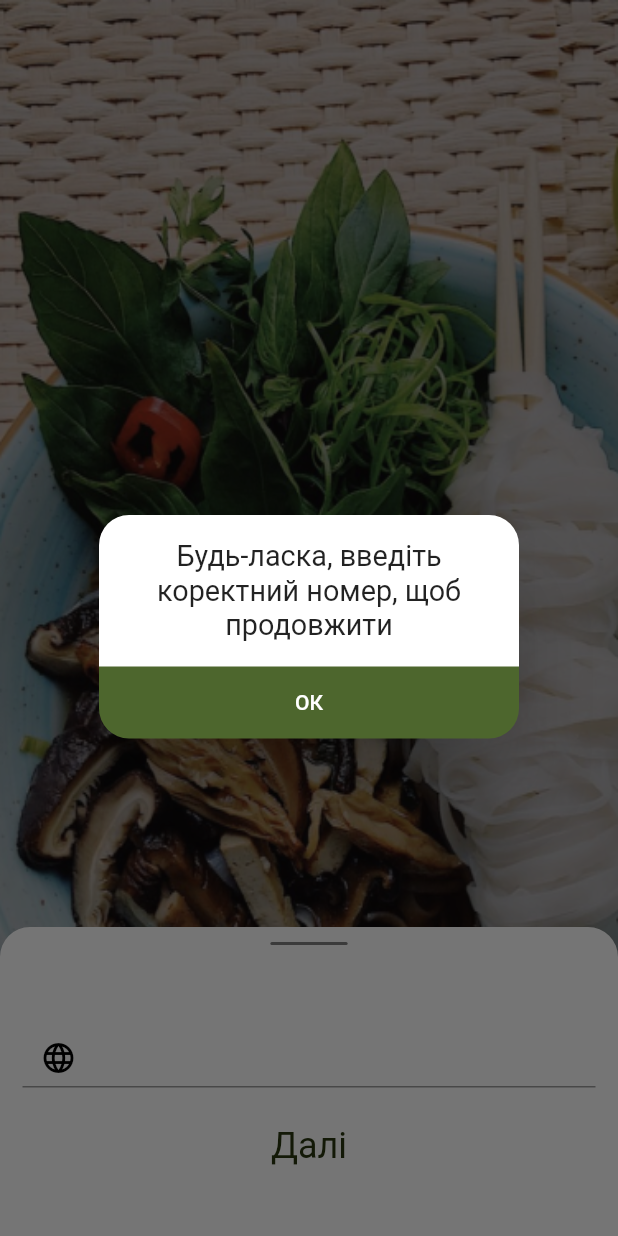
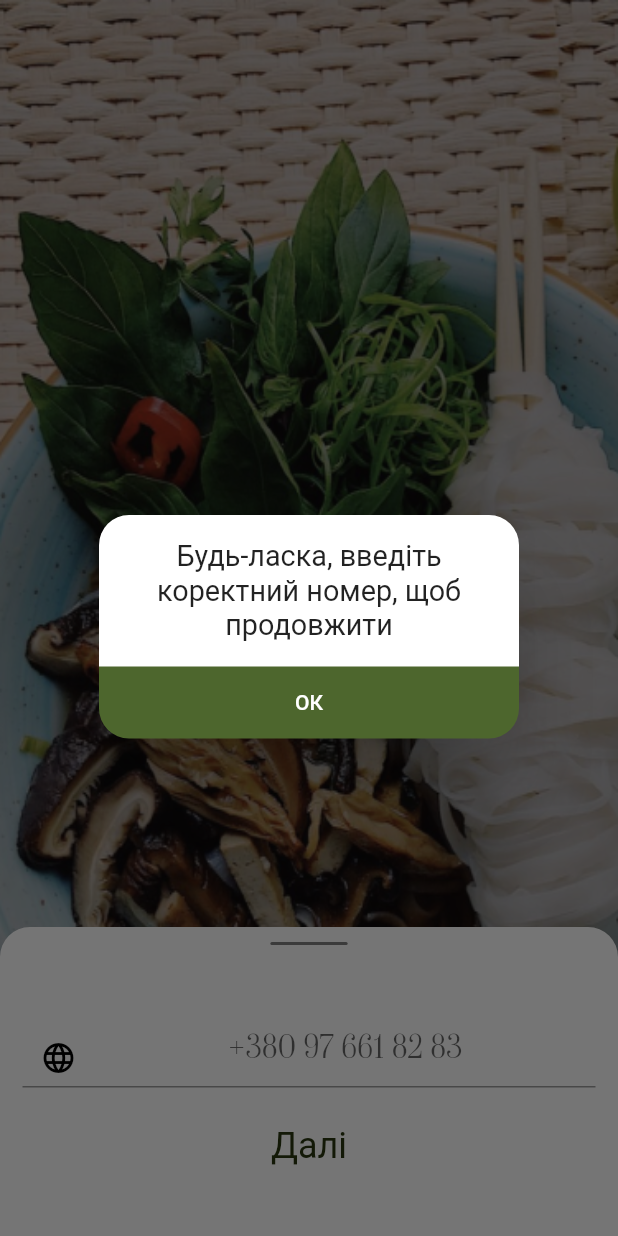
Before and after one commit to MrSanchezzzzz/myflutterapp1, a Flutter app: the AuthScreen screen opened directly, after a tap on "Далi", on a phone screen of 412 x 824 dp. Run offline on Flutter 3.47's test engine with Material 2 defaults, Android fonts, the phone set to English and light mode, and no system bars; our stand-ins replace image_picker, mask_text_input_formatter, pin_code_fields; Roboto replaces fonts that are missing (SEOULHANGANG CBL).

Commit message:
v1.3.2. Data on auth screens now saved when you moving through them Alert when finished auth

```diff
--- a/lib/Widgets/phone_input_widget.dart
+++ b/lib/Widgets/phone_input_widget.dart
@@ -2,7 +2,7 @@
 import 'package:flutter/cupertino.dart';
 import 'package:flutter/material.dart';
 import 'package:flutter/services.dart';
-import 'package:myflutterapp1/Widgets/alert_dialog.dart';
+import 'package:myflutterapp1/alert_dialog.dart';
 import 'package:myflutterapp1/Widgets/auth_button.dart';
 import 'package:myflutterapp1/Widgets/auth_containers.dart';
 import 'package:mask_text_input_formatter/mask_text_input_formatter.dart';
@@ -12,8 +12,10 @@ class PhoneInputWidget extends StatefulWidget{
   @override
   PhoneInputWidgetState createState()=>PhoneInputWidgetState();
   bool buttonEnabled=false;
-  String phoneNumber="";
-  PhoneInputWidget(this.callback);
+  late String phoneNumber;
+  PhoneInputWidget(this.callback,{String Phone="+38"}){
+    phoneNumber=Phone;
+  }
 
   //This callback is used to return phone number to parent widget
   Function(String) callback;
@@ -23,7 +25,10 @@ class PhoneInputWidgetState extends State<PhoneInputWidget> {
  late TextEditingController _controller;
 
   @override
-  void initState()=> _controller=TextEditingController();
+  void initState(){
+    _controller=TextEditingController();
+    _controller.text=widget.phoneNumber;
+  }
 
   @override
   Widget build(BuildContext context) {
@@ -46,11 +51,12 @@ class PhoneInputWidgetState extends State<PhoneInputWidget> {
                       prefixIcon: Padding(
                           padding: EdgeInsets.only(top: 15),
                           child: Icon(Icons.language, color: Colors.black,)
-                      )
+                      ),
+                      hintText:"+380 97 661 82 83"
                   ),
                   controller: _controller,
                   inputFormatters: [
-                    MaskTextInputFormatter(mask: '+38 ### ### ## ##', filter: { "#": RegExp(r'[0-9]') })
+                    MaskTextInputFormatter(mask: '+38# ## ### ## ##', filter: { "#": RegExp(r'[0-9]') })
                   ],
                   onChanged: (value){
                     widget.phoneNumber=value;
@@ -64,7 +70,7 @@ class PhoneInputWidgetState extends State<PhoneInputWidget> {
                   widget.callback(widget.phoneNumber);
                 }
                 else{
-                  MyAlertDialog.showAlertDialog(context);
+                  MyAlertDialog.showAlertDialog(context,"Будь-ласка, введiть коректний номер, щоб продовжити");
                 }
               },
               ),
--- a/lib/Widgets/alert_dialog.dart
+++ b/lib/alert_dialog.dart
@@ -1,10 +1,10 @@
 
 import 'package:flutter/material.dart';
 
-import 'bottom_app_bar_button.dart';
+import 'Widgets/bottom_app_bar_button.dart';
 
 class MyAlertDialog{
-  static Future<void> showAlertDialog(BuildContext context)async {
+  static Future<void> showAlertDialog(BuildContext context,String text)async {
     return showDialog(context: context, builder: (BuildContext context){
       return AlertDialog(
         shape: RoundedRectangleBorder(borderRadius: BorderRadius.all(Radius.circular(20))),
@@ -16,7 +16,7 @@ class MyAlertDialog{
             children: [
               Padding(
                 padding: const EdgeInsets.all(16.0),
-                child: Text("Будь-ласка, введiть коректний номер, щоб продовжити",
+                child: Text(text,
                   style: TextStyle(fontFamily: "SEOULHANGANG CBL"),
                   textScaleFactor: 1.2,
                   textAlign: TextAlign.center,
--- a/lib/auth_screen.dart
+++ b/lib/auth_screen.dart
@@ -6,6 +6,7 @@ import 'package:flutter/material.dart';
 import 'package:myflutterapp1/Widgets/login_input_widget.dart';
 import 'package:myflutterapp1/Widgets/phone_input_widget.dart';
 import 'package:myflutterapp1/Widgets/pin_input_widget.dart';
+import 'package:myflutterapp1/alert_dialog.dart';
 import 'package:myflutterapp1/main_screen.dart';
 
 class AuthScreen extends StatefulWidget{
@@ -13,6 +14,7 @@ class AuthScreen extends StatefulWidget{
   AuthScreenState createState() => AuthScreenState();
 
   String userPhoneNumber="";
+  String userPin="";
   String userLogin="";
 
   //TODO: return to zero
@@ -36,16 +38,18 @@ class AuthScreenState extends State<AuthScreen>{
   Widget selectAuthWidget(int stage){
     switch (stage){
       case 0:
-        return PhoneInputWidget(PhoneNumberCallback);
+        return PhoneInputWidget(PhoneNumberCallback,Phone: widget.userPhoneNumber);
         break;
       case 1:
-          return PinInputWidget(widget.userPhoneNumber,next,previuos);
+          return PinInputWidget(widget.userPhoneNumber,PinCallback,previuos,Pin: widget.userPin,);
         break;
       case 2:
         return LoginInputWidget(LoginCallback,previuos);
         break;
       case 3:
         CreateUser(widget.userLogin,widget.userPhoneNumber);
+
+
 
         Timer(
             const Duration(seconds: 1),
@@ -65,6 +69,10 @@ class AuthScreenState extends State<AuthScreen>{
     widget.userLogin=login;
     next();
   }
+  void PinCallback(String pin){
+    widget.userPin=pin;
+    next();
+  }
   void next(){
     setState(() {
       widget.authStage++;
```
Also changed, not shown: lib/Widgets/pin_input_widget.dart (+20 -8 lines), lib/main_screen.dart (+8 -0 lines).
